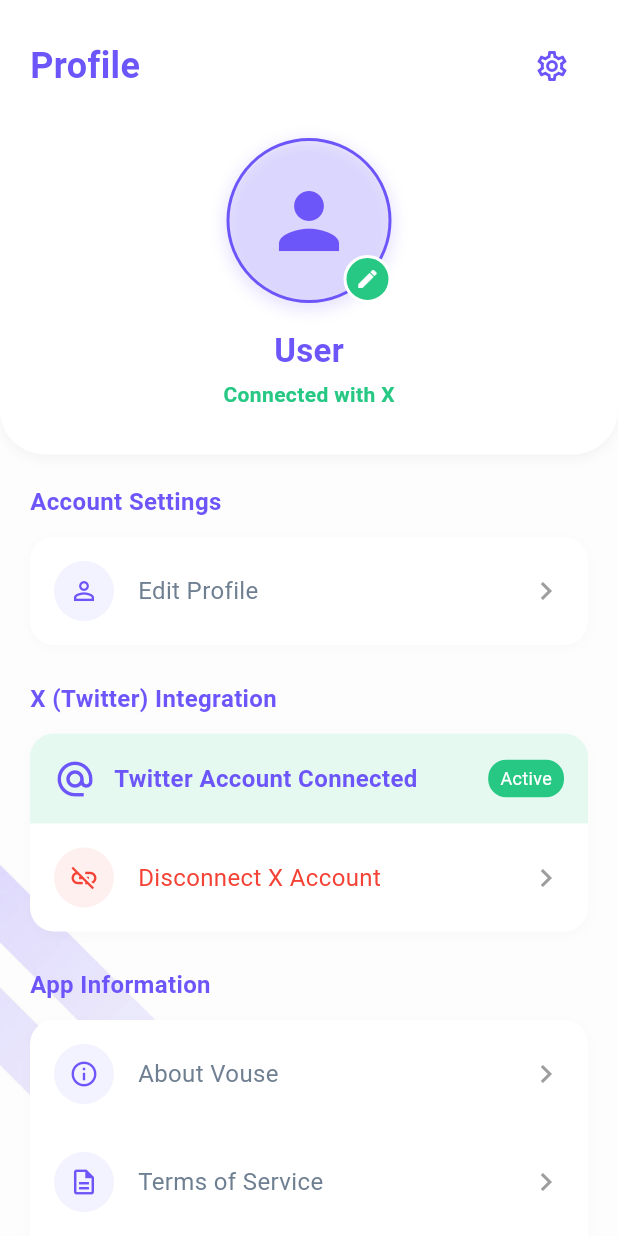
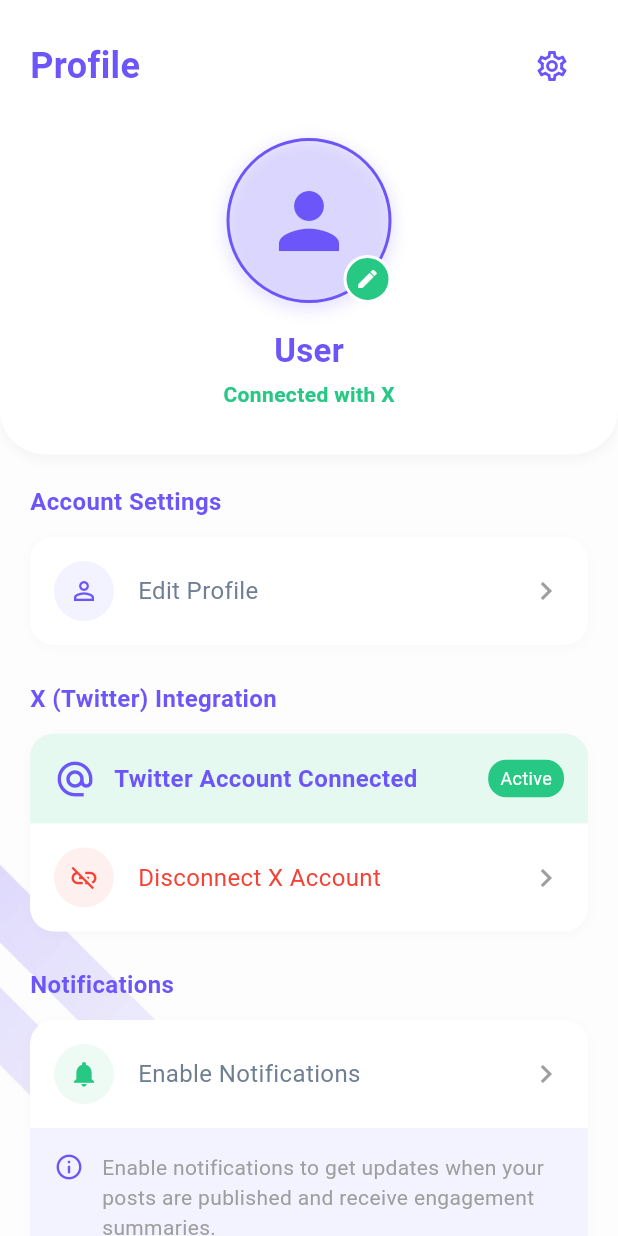
Before and after one commit to YuvalArbel1/Vouse, a Flutter app: the ProfileScreen screen opened directly, on a phone screen of 412 x 824 dp. Run offline on Flutter 3.47's test engine with Material 3 defaults, Android fonts, the phone set to English and light mode, and no system bars; our stand-ins replace dio, firebase_auth, firebase_core, firebase_messaging, firebase_storage, firebase_vertexai and 14 more; missing offline and left inert: flutter_appauth, photo_manager; accounts and stored records are empty; generated files the repository leaves out were written again; network calls fail.

Commit message:
Connecting the server to the flutter app

```diff
--- a/vouse_flutter/lib/presentation/screens/profile/profile_screen.dart
+++ b/vouse_flutter/lib/presentation/screens/profile/profile_screen.dart
@@ -17,6 +17,8 @@ import 'package:vouse_flutter/presentation/widgets/profile/settings_tile_widget.
 import 'package:vouse_flutter/presentation/widgets/profile/settings_section_widget.dart';
 import 'package:vouse_flutter/presentation/widgets/profile/about_dialog_content.dart';
 import 'package:vouse_flutter/presentation/widgets/profile/legal_text.dart';
+
+import '../../widgets/profile/notification_settings_section.dart';
 
 /// A screen that displays the user's profile and provides access to account settings.
 ///
@@ -308,6 +310,10 @@ class _ProfileScreenState extends ConsumerState<ProfileScreen>
 
                                 const SizedBox(height: 24),
 
+                                const NotificationSettingsSection(),
+
+                                const SizedBox(height: 24),
+
                                 // App Information Section
                                 SettingsSectionWidget(
                                   title: 'App Information',
--- /dev/null
+++ b/vouse_flutter/lib/presentation/widgets/profile/notification_settings_section.dart
@@ -0,0 +1,205 @@
+// lib/presentation/widgets/profile/notification_settings_section.dart
+
+import 'package:flutter/material.dart';
+import 'package:flutter_riverpod/flutter_riverpod.dart';
+import 'package:firebase_auth/firebase_auth.dart';
+import 'package:vouse_flutter/core/util/colors.dart';
+import 'package:vouse_flutter/data/notification/notification_service.dart';
+import 'package:vouse_flutter/presentation/providers/notification/notification_provider.dart';
+import 'package:vouse_flutter/presentation/widgets/profile/settings_section_widget.dart';
+import 'package:vouse_flutter/presentation/widgets/profile/settings_tile_widget.dart';
+
+/// A widget that displays notification settings in the profile screen.
+class NotificationSettingsSection extends ConsumerStatefulWidget {
+  const NotificationSettingsSection({super.key});
+
+  @override
+  ConsumerState<NotificationSettingsSection> createState() => _NotificationSettingsSectionState();
+}
+
+class _NotificationSettingsSectionState extends ConsumerState<NotificationSettingsSection> {
+  bool _isLoading = false;
+
+  @override
+  void initState() {
+    super.initState();
+    _checkNotificationStatus();
+  }
+
+  /// Check the current notification status
+  Future<void> _checkNotificationStatus() async {
+    try {
+      setState(() => _isLoading = true);
+
+      // Read the notification status
+      await ref.read(notificationStatusProvider.notifier).checkStatus();
+    } catch (e) {
+      debugPrint('Error checking notification status: $e');
+    } finally {
+      if (mounted) {
+        setState(() => _isLoading = false);
+      }
+    }
+  }
+
+  /// Toggle notifications (enable/disable)
+  Future<void> _toggleNotifications() async {
+    final currentStatus = ref.read(notificationStatusProvider);
+    final notificationService = NotificationService();
+    final userId = FirebaseAuth.instance.currentUser?.uid;
+
+    if (userId == null) return;
+
+    setState(() => _isLoading = true);
+
+    try {
+      if (currentStatus) {
+        // Disable notifications
+        await ref.read(notificationStatusProvider.notifier).disableNotifications(userId);
+
+        ScaffoldMessenger.of(context).showSnackBar(
+          const SnackBar(
+            content: Text('Notifications disabled'),
+            backgroundColor: Colors.grey,
+          ),
+        );
+      } else {
+        // Enable notifications
+        await notificationService.initialize();
+        final token = await notificationService.getToken();
+
+        if (token != null) {
+          await ref.read(notificationStatusProvider.notifier).enableNotifications(userId, token);
+
+          ScaffoldMessenger.of(context).showSnackBar(
+            const SnackBar(
+              content: Text('Notifications enabled'),
+              backgroundColor: vAccentColor,
+            ),
+          );
+        }
+      }
+    } catch (e) {
+      debugPrint('Error toggling notifications: $e');
+      ScaffoldMessenger.of(context).showSnackBar(
+        SnackBar(
+          content: Text('Error: ${e.toString()}'),
+          backgroundColor: Colors.red,
+        ),
+      );
+    } finally {
+      if (mounted) {
+        setState(() => _isLoading = false);
+      }
+    }
+  }
+
+  @override
+  Widget build(BuildContext context) {
+    // Watch notification status
+    final notificationStatus = ref.watch(notificationStatusProvider);
+
+    return SettingsSectionWidget(
+      title: 'Notifications',
+      children: [
+        // Status card at the top
+        if (notificationStatus) ...[
+          // Connected state
+          Container(
+            padding: const EdgeInsets.all(16),
+            decoration: BoxDecoration(
+              color: vAccentColor.withAlpha(30),
+              borderRadius: const BorderRadius.only(
+                topLeft: Radius.circular(16),
+                topRight: Radius.circular(16),
+              ),
+            ),
+            child: Row(
+              children: [
+                const Icon(
+                  Icons.notifications_active,
+                  size: 28,
+                  color: vAccentColor,
+                ),
+                const SizedBox(width: 12),
+                Expanded(
+                  child: Column(
+                    crossAxisAlignment: CrossAxisAlignment.start,
+                    children: [
+                      Text(
+                        'Notifications Enabled',
+                        style: TextStyle(
+                          fontSize: 16,
+                          fontWeight: FontWeight.bold,
+                          color: vAccentColor,
+                        ),
+                      ),
+                      const Text(
+                        'You will receive updates about your posts',
+                        style: TextStyle(fontSize: 14, color: Colors.grey),
+                      ),
+                    ],
+                  ),
+                ),
+                Container(
+                  padding: const EdgeInsets.symmetric(horizontal: 8, vertical: 4),
+                  decoration: BoxDecoration(
+                    color: vAccentColor,
+                    borderRadius: BorderRadius.circular(12),
+                  ),
+                  child: const Text(
+                    'Active',
+                    style: TextStyle(color: Colors.white, fontSize: 12),
+                  ),
+                ),
+              ],
+            ),
+          ),
+
+          SettingsTileWidget(
+            title: 'Disable Notifications',
+            icon: Icons.notifications_off,
+            iconColor: Colors.red,
+            onTap: _toggleNotifications,
+            isLoading: _isLoading,
+            isDestructive: true,
+          ),
+        ] else ...[
+          // Disconnected state
+          SettingsTileWidget(
+            title: 'Enable Notifications',
+            icon: Icons.notifications,
+            iconColor: vAccentColor,
+            onTap: _toggleNotifications,
+            isLoading: _isLoading,
+          ),
+
+          // Info card
+          Container(
+            padding: const EdgeInsets.all(16),
+            decoration: BoxDecoration(
+              color: vPrimaryColor.withAlpha(20),
+              borderRadius: const BorderRadius.only(
+                bottomLeft: Radius.circular(16),
+                bottomRight: Radius.circular(16),
+              ),
+            ),
+            child: Row(
+              crossAxisAlignment: CrossAxisAlignment.start,
+              children: [
+                Icon(Icons.info_outline, color: vPrimaryColor, size: 20),
+                const SizedBox(width: 12),
+                const Expanded(
+                  child: Text(
+                    'Enable notifications to get updates when your posts are published and receive engagement summaries.',
+                    style: TextStyle(fontSize: 14, color: Colors.grey),
+                  ),
+                ),
+              ],
+            ),
+          ),
+        ],
+      ],
+    );
+  }
+}
--- a/vouse_flutter/pubspec.yaml
+++ b/vouse_flutter/pubspec.yaml
@@ -64,6 +64,7 @@ dependencies:
   firebase_storage: ^12.4.3
   crypto: ^3.0.6
   url_launcher: ^6.1.10
+  shared_preferences: any
   firebase_messaging: any
   flutter_local_notifications: any
 
```
Also changed, not shown: vouse_flutter/lib/presentation/providers/notification/notification_provider.dart (added, +130 -0 lines), vouse_flutter/lib/presentation/providers/server/server_providers.dart (+8 -0 lines), vouse_flutter/lib/presentation/screens/home/edit_profile_screen.dart (+54 -5 lines), vouse_flutter/pubspec.lock.
